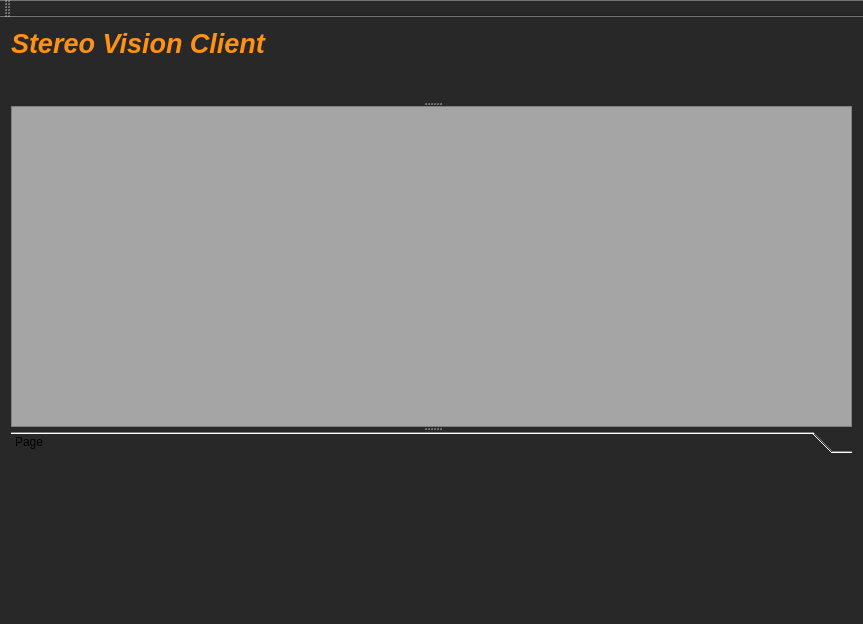
The window that gui.ui (spoorcc/stereo-vision-client) describes before a commit, drawn with Qt 5.
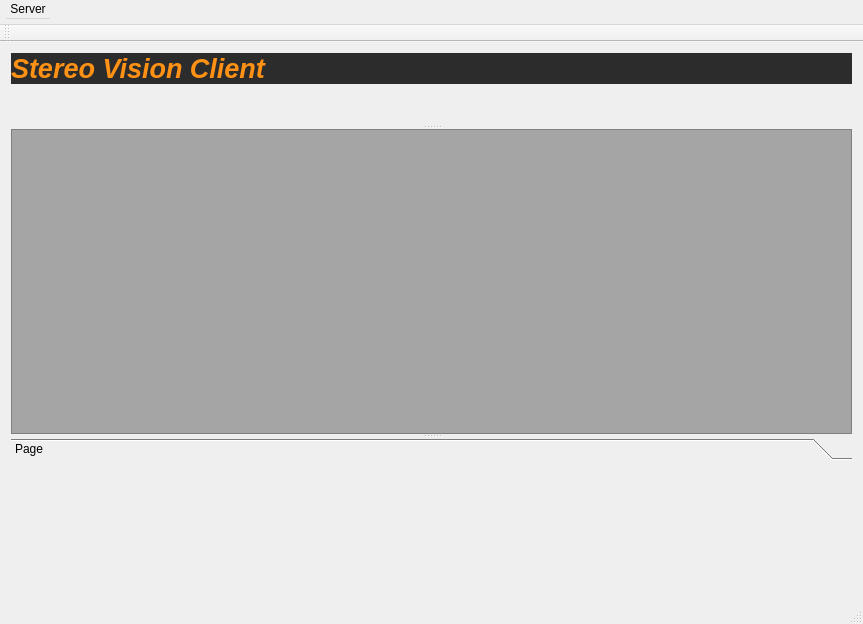
The same window after the commit.

Commit message: Created a dialog to setup the connection to the server.

```diff
--- a/gui.ui
+++ b/gui.ui
@@ -14,7 +14,7 @@
    <string>GUI</string>
   </property>
   <property name="styleSheet">
-   <string notr="true">background-color: rgb(40, 40, 40);</string>
+   <string notr="true"/>
   </property>
   <widget class="QWidget" name="widget">
    <property name="whatsThis">
@@ -23,6 +23,10 @@
    <layout class="QVBoxLayout" name="verticalLayout">
     <item>
      <widget class="QLabel" name="titleLBL">
+      <property name="styleSheet">
+       <string notr="true">background-color: rgb(44, 44, 44);
+</string>
+      </property>
       <property name="text">
        <string>&lt;html&gt;&lt;head/&gt;&lt;body&gt;&lt;p&gt;&lt;span style=&quot; font-size:20pt; font-weight:600; font-style:italic; color:#ff9114;&quot;&gt;Stereo Vision Client&lt;/span&gt;&lt;/p&gt;&lt;/body&gt;&lt;/html&gt;</string>
       </property>
@@ -59,7 +63,7 @@
           <x>0</x>
           <y>0</y>
           <width>845</width>
-          <height>219</height>
+          <height>142</height>
          </rect>
         </property>
         <attribute name="label">
@@ -80,6 +84,19 @@
      <height>25</height>
     </rect>
    </property>
+   <property name="minimumSize">
+    <size>
+     <width>300</width>
+     <height>25</height>
+    </size>
+   </property>
+   <widget class="QMenu" name="menuServer">
+    <property name="title">
+     <string>Server</string>
+    </property>
+    <addaction name="actionConnect"/>
+   </widget>
+   <addaction name="menuServer"/>
   </widget>
   <widget class="QToolBar" name="mainToolBar">
    <attribute name="toolBarArea">
```
Left out of the diff: 5 changed lines with no effect on the pictures. The commit also changes 9 other files.
